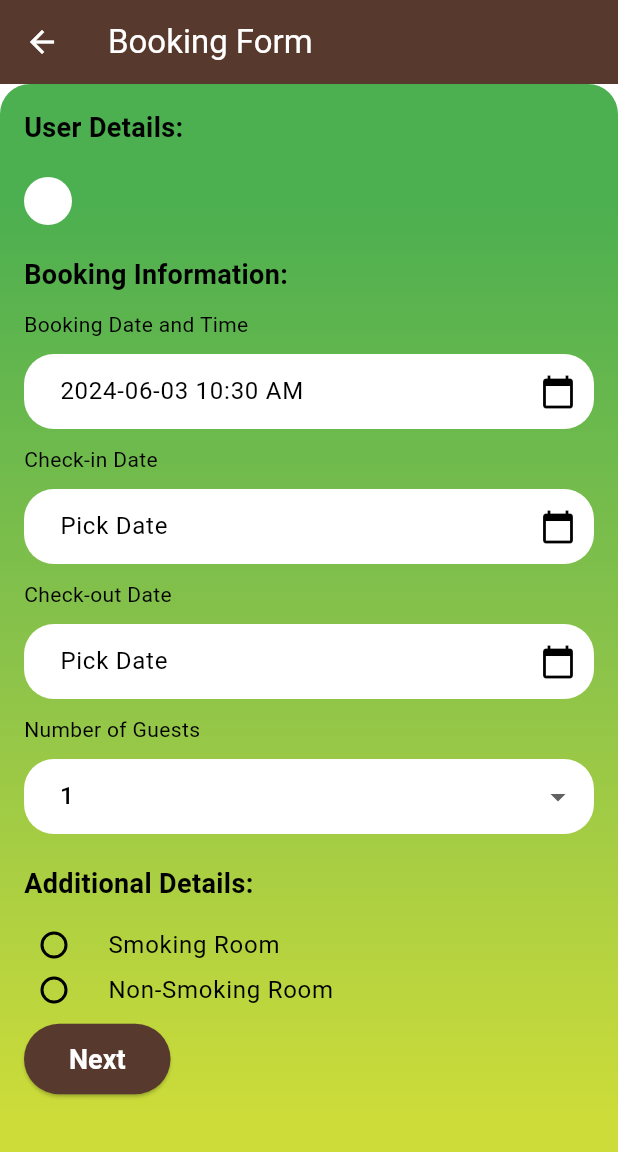
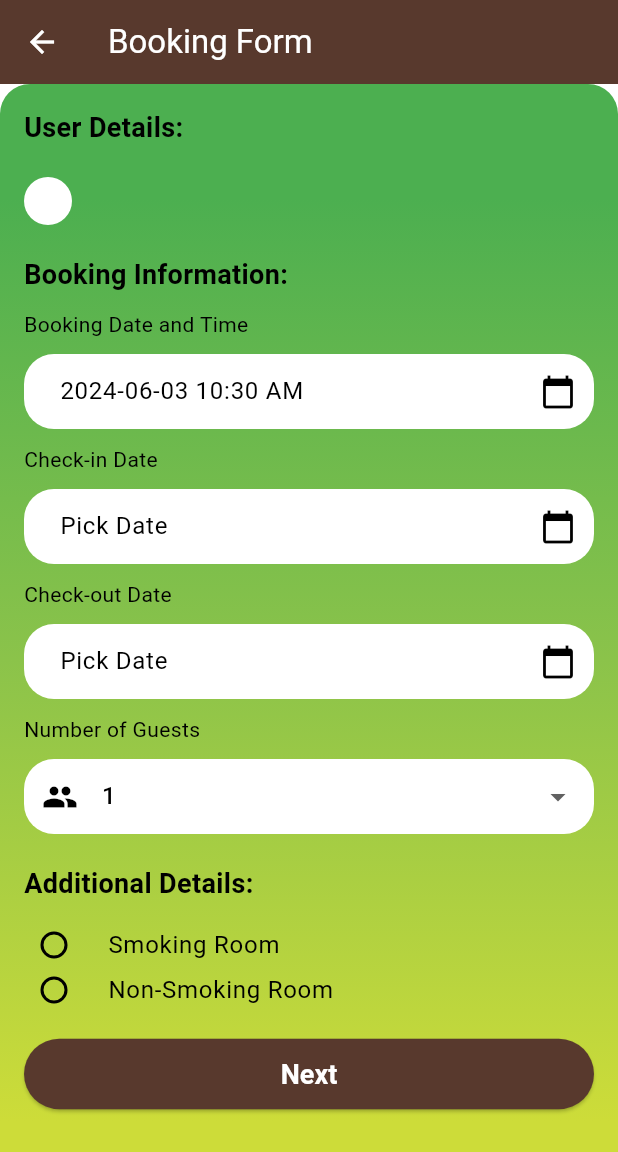
Before and after one commit to afeefnih/Assignment-Mobile, a Flutter app: the BookingForm screen opened directly with sample values from the repository, on a phone screen of 412 x 824 dp. Shown: the top 1152 px of the screen. Run offline on Flutter 3.47's test engine with Material 3 defaults, Android fonts, the light colour scheme and no system bars; our stand-ins replace confetti, flutter_rating_bar, sqflite; accounts and stored records are empty.

Commit message:
Update booking_form.dart

```diff
--- a/lib/user/booking_form.dart
+++ b/lib/user/booking_form.dart
@@ -274,6 +274,7 @@ class _BookingFormState extends State<BookingForm> {
                     });
                   },
                   decoration: const InputDecoration(
+                    prefixIcon: Icon(Icons.group),
                     labelText: 'Number of Guests',
                   ),
                 ),
@@ -305,8 +306,10 @@ class _BookingFormState extends State<BookingForm> {
                       )
                       .toList(),
                 ),
-                const SizedBox(height: 20),
-                ElevatedButton(
+                const SizedBox(height: 30),
+                Container(
+                  width: double.infinity,
+                  child: ElevatedButton(
                     onPressed: () {
                       if (_formKey.currentState?.validate() ?? false) {
                         // Additional Requests
@@ -369,6 +372,7 @@ class _BookingFormState extends State<BookingForm> {
                     },
                     child: const Text('Next'),
                   ),
+                ),
               ],
             ),
           ),
```
Lines whose indentation alone changed are shown as unchanged.
